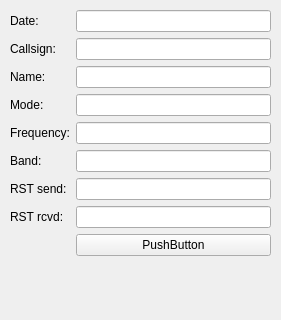
This is src/plugins/logbook/logbookformdialog.ui in Norman0406/LISA as Qt 5 draws it before an edit. The edited form follows.
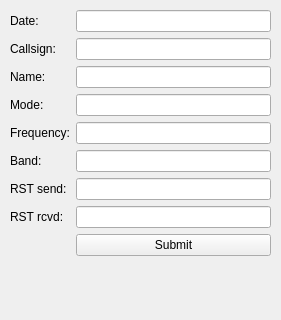
This is the edited form.

Commit message: added form input event handler

Diff of the .ui file:
```diff
--- a/src/plugins/logbook/logbookformdialog.ui
+++ b/src/plugins/logbook/logbookformdialog.ui
@@ -19,7 +19,7 @@
      <x>10</x>
      <y>10</y>
      <width>261</width>
-     <height>276</height>
+     <height>293</height>
     </rect>
    </property>
    <layout class="QFormLayout" name="formLayout">
@@ -109,7 +109,7 @@
        <bool>true</bool>
       </property>
       <property name="text">
-       <string>PushButton</string>
+       <string>Submit</string>
       </property>
      </widget>
     </item>
```
The commit also changes 4 other files.
